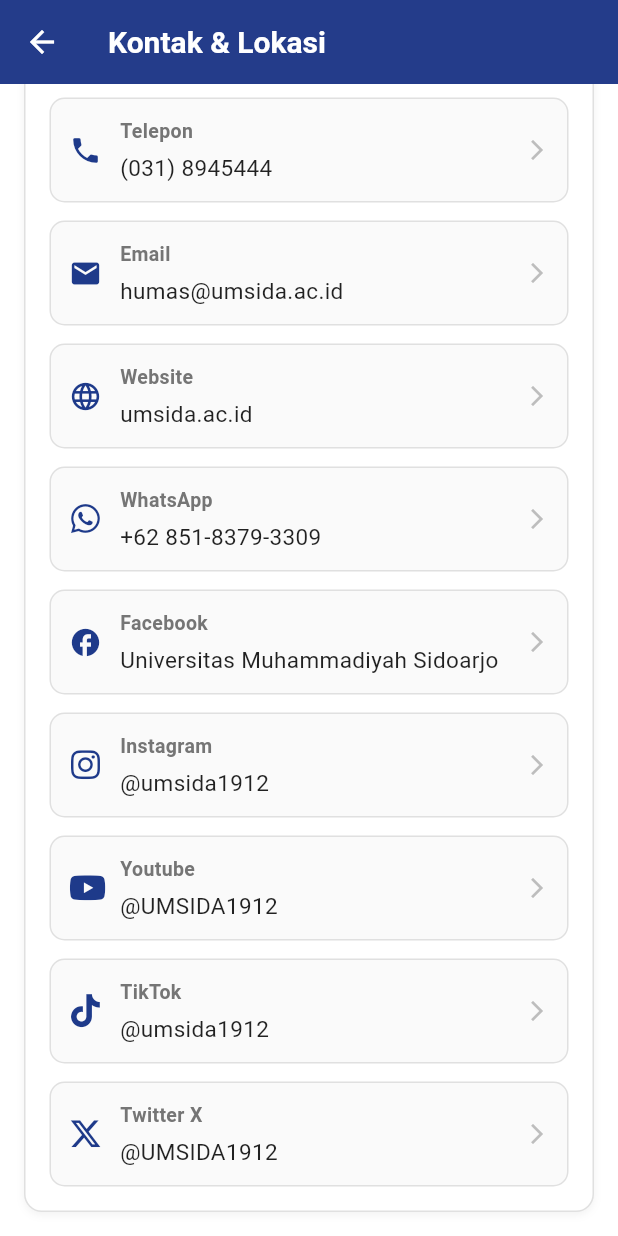
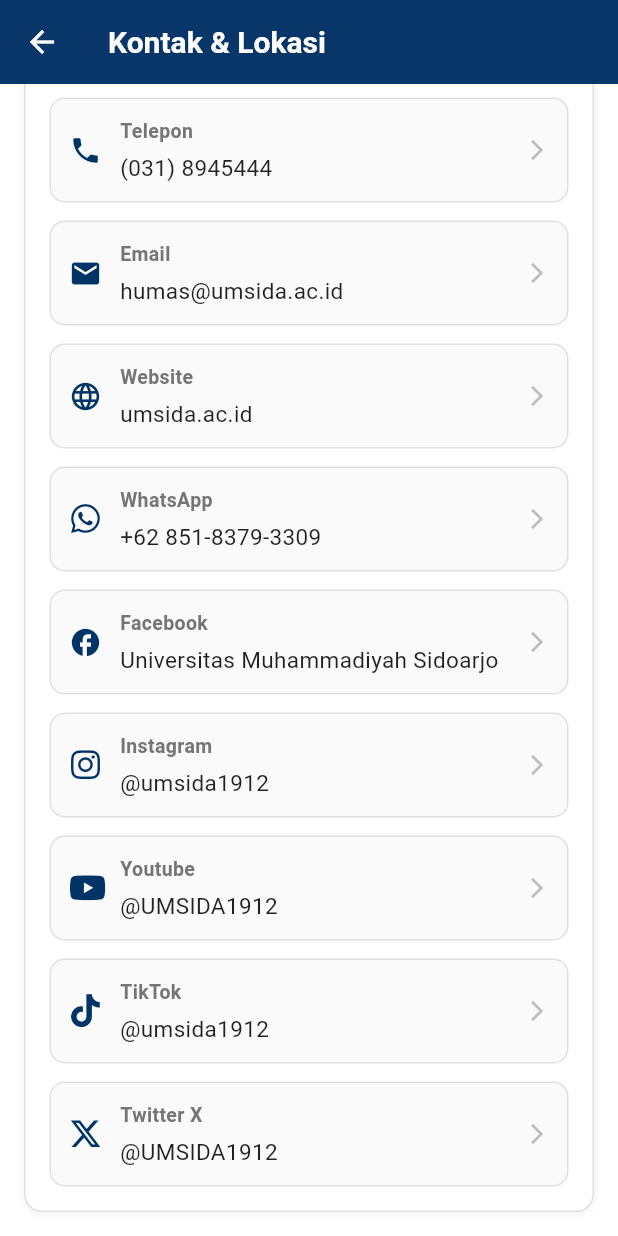
Before and after one commit to yuridazani/umsida-profil, a Flutter app: the KontakPages screen opened directly, scrolled down 445 dp, on a phone screen of 412 x 824 dp. Run offline on Flutter 3.47's test engine with Material 3 defaults, Android fonts, the light colour scheme and no system bars; our stand-ins replace font_awesome_flutter; network calls fail.

Commit message:
update warna halaman

```diff
--- a/lib/pages/kontak_page.dart
+++ b/lib/pages/kontak_page.dart
@@ -1,13 +1,13 @@
+// kontak_page.dart
 import 'package:flutter/material.dart';
 import 'package:url_launcher/url_launcher.dart';
 import 'package:font_awesome_flutter/font_awesome_flutter.dart';
 import 'dart:math';
+import '../utils/app_colors.dart';
 
 class KontakPages extends StatelessWidget {
+  // Fixed typo: KontakPages -> KontakPage for consistency
   const KontakPages({Key? key}) : super(key: key);
-
-  static const Color primaryBlue = Color(0xFF1E3A8A);
-  static const Color primaryGold = Color(0xFFD4AF37);
 
   // Koordinat UMSIDA (dari Google Maps resmi)
   static const double latitude = -7.448278;
@@ -41,7 +41,11 @@
 
   // Fungsi untuk mengkonversi latitude ke tile Y
   int _getTileY(double lat, int zoom) {
-    return ((1.0 - log(tan(lat * pi / 180.0) + 1.0 / cos(lat * pi / 180.0)) / pi) / 2.0 * (1 << zoom)).floor();
+    return ((1.0 -
+                log(tan(lat * pi / 180.0) + 1.0 / cos(lat * pi / 180.0)) / pi) /
+            2.0 *
+            (1 << zoom))
+        .floor();
   }
 
   @override
@@ -49,7 +53,7 @@
     return Scaffold(
       backgroundColor: Colors.white,
       appBar: AppBar(
-        backgroundColor: primaryBlue,
+        backgroundColor: AppColors.primaryBlue,
         elevation: 1,
         leading: IconButton(
           icon: const Icon(Icons.arrow_back, color: Colors.white),
@@ -89,12 +93,12 @@
               child: Column(
                 crossAxisAlignment: CrossAxisAlignment.start,
                 children: [
-                  Text(
+                  const Text(
                     'Lokasi Kampus',
                     style: TextStyle(
                       fontSize: 18,
                       fontWeight: FontWeight.bold,
-                      color: primaryBlue,
+                      color: AppColors.primaryBlue,
                     ),
                   ),
                   const SizedBox(height: 16),
@@ -126,13 +130,20 @@
                                   width: double.infinity,
                                   height: 180,
                                   fit: BoxFit.cover,
-                                  loadingBuilder: (context, child, loadingProgress) {
-                                    if (loadingProgress == null) return child;
+                                  loadingBuilder:
+                                      (context, child, loadingProgress) {
+                                        if (loadingProgress == null)
+                                          return child;
                                         return Center(
                                           child: CircularProgressIndicator(
-                                        value: loadingProgress.expectedTotalBytes != null
-                                            ? loadingProgress.cumulativeBytesLoaded /
-                                                loadingProgress.expectedTotalBytes!
+                                            value:
+                                                loadingProgress
+                                                        .expectedTotalBytes !=
+                                                    null
+                                                ? loadingProgress
+                                                          .cumulativeBytesLoaded /
+                                                      loadingProgress
+                                                          .expectedTotalBytes!
                                                 : null,
                                           ),
                                         );
@@ -140,13 +151,20 @@
                                   errorBuilder: (context, error, stackTrace) {
                                     return Center(
                                       child: Column(
-                                        mainAxisAlignment: MainAxisAlignment.center,
+                                        mainAxisAlignment:
+                                            MainAxisAlignment.center,
                                         children: [
-                                          Icon(Icons.map, color: Colors.grey[400], size: 64),
+                                          Icon(
+                                            Icons.map,
+                                            color: Colors.grey[400],
+                                            size: 64,
+                                          ),
                                           const SizedBox(height: 8),
                                           Text(
                                             'Peta tidak dapat dimuat',
-                                            style: TextStyle(color: Colors.grey[600]),
+                                            style: TextStyle(
+                                              color: Colors.grey[600],
+                                            ),
                                           ),
                                         ],
                                       ),
@@ -184,12 +202,14 @@
                             right: 10,
                             child: ElevatedButton.icon(
                               onPressed: () {
-                                _launchURL('https://maps.app.goo.gl/hnewpAaMeZUtgV1c6');
+                                _launchURL(
+                                  'https://maps.app.goo.gl/hnewpAaMeZUtgV1c6',
+                                );
                               },
                               icon: const Icon(Icons.directions, size: 18),
                               label: const Text('Buka di Maps'),
                               style: ElevatedButton.styleFrom(
-                                backgroundColor: primaryBlue,
+                                backgroundColor: AppColors.primaryBlue,
                                 foregroundColor: Colors.white,
                                 elevation: 4,
                                 padding: const EdgeInsets.symmetric(
@@ -210,15 +230,19 @@
                   const SizedBox(height: 16),
 
                   // Alamat
-                  Row(
+                  const Row(
                     crossAxisAlignment: CrossAxisAlignment.start,
                     children: [
-                      Icon(Icons.home_outlined, color: primaryBlue, size: 24),
-                      const SizedBox(width: 10),
+                      Icon(
+                        Icons.home_outlined,
+                        color: AppColors.primaryBlue,
+                        size: 24,
+                      ),
+                      SizedBox(width: 10),
                       Expanded(
                         child: Column(
                           crossAxisAlignment: CrossAxisAlignment.start,
-                          children: const [
+                          children: [
                             Text(
                               'Alamat:',
                               style: TextStyle(
@@ -263,16 +287,15 @@
               child: Column(
                 crossAxisAlignment: CrossAxisAlignment.start,
                 children: [
-                  Text(
+                  const Text(
                     'Kontak Kampus',
                     style: TextStyle(
                       fontSize: 18,
                       fontWeight: FontWeight.bold,
-                      color: primaryBlue,
+                      color: AppColors.primaryBlue,
                     ),
                   ),
                   const SizedBox(height: 16),
-
                   _buildContactCard(
                     icon: Icons.phone,
                     title: 'Telepon',
@@ -280,7 +303,6 @@
                     onTap: () => _makePhoneCall('0318945444'),
                   ),
                   const SizedBox(height: 12),
-
                   _buildContactCard(
                     icon: Icons.email,
                     title: 'Email',
@@ -288,7 +310,6 @@
                     onTap: () => _sendEmail('humas@umsida.ac.id'),
                   ),
                   const SizedBox(height: 12),
-
                   _buildContactCard(
                     icon: Icons.language,
                     title: 'Website',
@@ -296,7 +317,6 @@
                     onTap: () => _launchURL('https://www.umsida.ac.id'),
                   ),
                   const SizedBox(height: 12),
-
                   _buildContactCard(
                     icon: FontAwesomeIcons.whatsapp,
                     title: 'WhatsApp',
@@ -304,39 +324,38 @@
                     onTap: () => _launchURL('https://wa.me/6285183793309'),
                   ),
                   const SizedBox(height: 12),
-
                   _buildContactCard(
                     icon: Icons.facebook,
                     title: 'Facebook',
                     content: 'Universitas Muhammadiyah Sidoarjo',
-                    onTap: () => _launchURL('https://web.facebook.com/umsidaofficial'),
+                    onTap: () =>
+                        _launchURL('https://web.facebook.com/umsidaofficial'),
                   ),
                   const SizedBox(height: 12),
-
                   _buildContactCard(
                     icon: FontAwesomeIcons.instagram,
                     title: 'Instagram',
                     content: '@umsida1912',
-                    onTap: () => _launchURL('https://www.instagram.com/umsida1912'),
+                    onTap: () =>
+                        _launchURL('https://www.instagram.com/umsida1912'),
                   ),
                   const SizedBox(height: 12),
-
                   _buildContactCard(
                     icon: FontAwesomeIcons.youtube,
                     title: 'Youtube',
                     content: '@UMSIDA1912',
-                    onTap: () => _launchURL('https://www.youtube.com/@UMSIDA1912'),
+                    onTap: () =>
+                        _launchURL('https://www.youtube.com/@UMSIDA1912'),
                   ),
                   const SizedBox(height: 12),
-
                   _buildContactCard(
                     icon: FontAwesomeIcons.tiktok,
                     title: 'TikTok',
                     content: '@umsida1912',
-                    onTap: () => _launchURL('https://www.tiktok.com/@umsida1912'),
+                    onTap: () =>
+                        _launchURL('https://www.tiktok.com/@umsida1912'),
                   ),
                   const SizedBox(height: 12),
-
                   _buildContactCard(
                     icon: FontAwesomeIcons.xTwitter,
                     title: 'Twitter X',
@@ -371,7 +390,7 @@
         ),
         child: Row(
           children: [
-            Icon(icon, color: primaryBlue, size: 22),
+            Icon(icon, color: AppColors.primaryBlue, size: 22),
             const SizedBox(width: 12),
             Expanded(
               child: Column(
@@ -388,10 +407,7 @@
                   const SizedBox(height: 4),
                   Text(
                     content,
-                    style: const TextStyle(
-                      fontSize: 15,
-                      color: Colors.black87,
-                    ),
+                    style: const TextStyle(fontSize: 15, color: Colors.black87),
                   ),
                 ],
               ),
```
Lines whose indentation alone changed are shown as unchanged.
